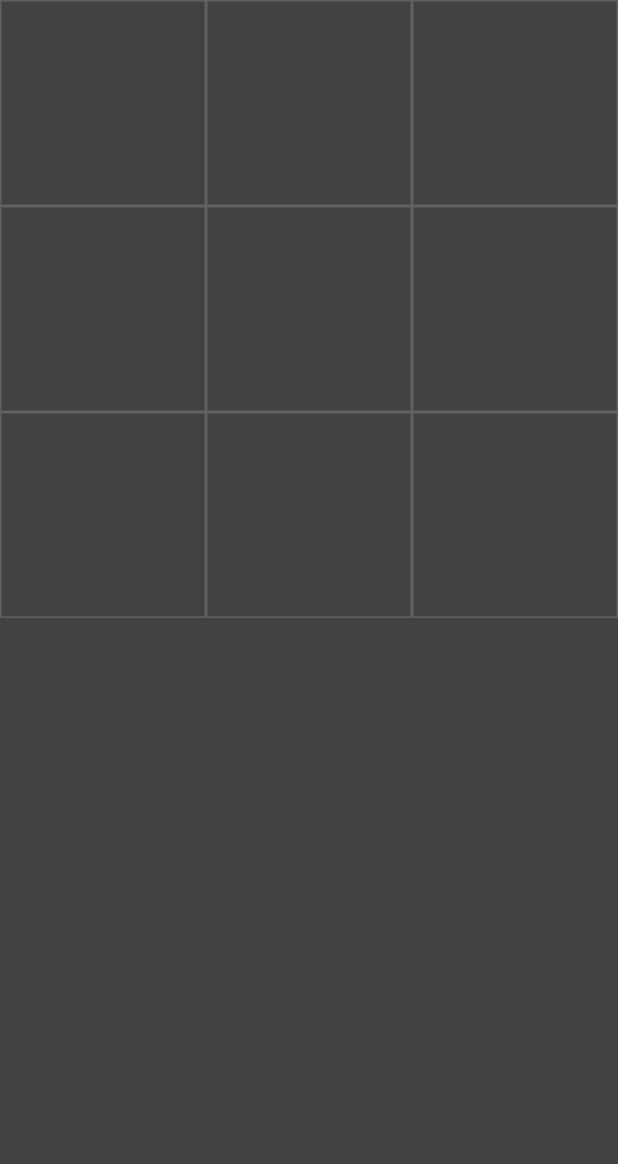
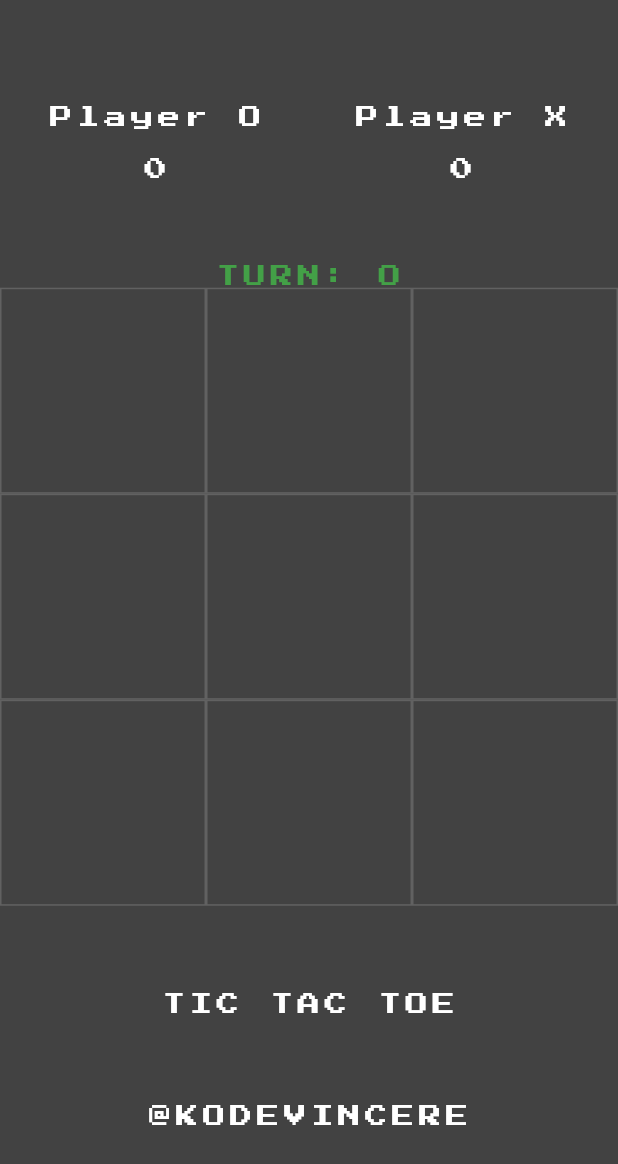
Before and after one commit to jamescardona11/flutter-games, a Flutter app: the TicTacToeView screen opened directly, on a phone screen of 412 x 824 dp. Shown: the top 1164 px of the screen. Run offline on Flutter 3.47's test engine with Material 2 defaults, Android fonts, the phone set to English and light mode, and no system bars; our stand-ins replace google_fonts.

Commit message:
First Game is done, tic tac toe

```diff
--- a/lib/tictactoe/tictactoe_view.dart
+++ b/lib/tictactoe/tictactoe_view.dart
@@ -1,4 +1,5 @@
 import 'package:flutter/material.dart';
+import 'package:google_fonts/google_fonts.dart';
 
 class TicTacToeView extends StatefulWidget {
   @override
@@ -6,36 +7,208 @@ class TicTacToeView extends StatefulWidget {
 }
 
 class _TicTacToeViewState extends State<TicTacToeView> {
-  List<String> displayEx0h = ['', '', '', '', '', '', '', '', ''];
+  List<String> displayExOh = ['', '', '', '', '', '', '', '', ''];
+  bool ohTurn = true;
+  int ohScore = 0;
+  int exScore = 0;
+  int filledBoxes = 0;
+
+  static var myNewFontWhite =
+      GoogleFonts.pressStart2p(textStyle: TextStyle(color: Colors.white, letterSpacing: 3, fontSize: 15));
 
   @override
   Widget build(BuildContext context) {
     return Scaffold(
       backgroundColor: Colors.grey[800],
-      body: GridView.builder(
+      body: Column(
+        children: [
+          SizedBox(height: 15),
+          Expanded(
+            child: Container(
+              child: Row(
+                mainAxisAlignment: MainAxisAlignment.center,
+                children: [
+                  Padding(
+                    padding: const EdgeInsets.all(30.0),
+                    child: Column(
+                      mainAxisAlignment: MainAxisAlignment.center,
+                      children: [
+                        Text('Player O', style: myNewFontWhite),
+                        SizedBox(height: 20),
+                        Text(ohScore.toString(), style: myNewFontWhite),
+                      ],
+                    ),
+                  ),
+                  Padding(
+                    padding: const EdgeInsets.all(30.0),
+                    child: Column(
+                      mainAxisAlignment: MainAxisAlignment.center,
+                      children: [
+                        Text('Player X', style: myNewFontWhite),
+                        SizedBox(height: 20),
+                        Text(exScore.toString(), style: myNewFontWhite),
+                      ],
+                    ),
+                  ),
+                ],
+              ),
+            ),
+          ),
+          Expanded(
+            flex: 3,
+            child: Column(
+              children: [
+                Text(
+                  'TURN: ${ohTurn ? 'O' : 'X'}',
+                  style: myNewFontWhite.copyWith(color: Colors.green[600]),
+                ),
+                Expanded(
+                  child: GridView.builder(
                       itemCount: 9,
                       gridDelegate: SliverGridDelegateWithFixedCrossAxisCount(crossAxisCount: 3),
-        itemBuilder: (context, index) {
+                      itemBuilder: (BuildContext context, int index) {
                         return GestureDetector(
                           onTap: () => _onTapped(index),
                           child: Container(
                             decoration: BoxDecoration(border: Border.all(color: Colors.grey[700])),
                             child: Center(
                               child: Text(
-                  displayEx0h[index],
+                                displayExOh[index],
                                 style: TextStyle(color: Colors.white, fontSize: 40),
                               ),
                             ),
                           ),
                         );
-        },
+                      }),
+                ),
+              ],
+            ),
+          ),
+          Expanded(
+            child: Column(
+              children: [
+                Text('TIC TAC TOE', style: myNewFontWhite),
+                SizedBox(height: 60),
+                Text('@KODEVINCERE', style: myNewFontWhite),
+              ],
+            ),
+          ),
+        ],
       ),
     );
   }
 
   void _onTapped(int index) {
     setState(() {
-      displayEx0h[index] = displayEx0h[index].isEmpty ? 'O' : 'X';
+      if (ohTurn && displayExOh[index] == '') {
+        displayExOh[index] = 'O';
+        filledBoxes += 1;
+      } else if (!ohTurn && displayExOh[index] == '') {
+        displayExOh[index] = 'X';
+        filledBoxes += 1;
+      }
+      ohTurn = !ohTurn;
+      _checkWinner();
     });
   }
+
+  void _checkWinner() {
+    // checks 1st row
+    if (displayExOh[0] == displayExOh[1] && displayExOh[0] == displayExOh[2] && displayExOh[0] != '') {
+      _showWinDialog(displayExOh[0]);
     }
+
+    // checks 2nd row
+    if (displayExOh[3] == displayExOh[4] && displayExOh[3] == displayExOh[5] && displayExOh[3] != '') {
+      _showWinDialog(displayExOh[3]);
+    }
+
+    // checks 3rd row
+    if (displayExOh[6] == displayExOh[7] && displayExOh[6] == displayExOh[8] && displayExOh[6] != '') {
+      _showWinDialog(displayExOh[6]);
+    }
+
+    // checks 1st column
+    if (displayExOh[0] == displayExOh[3] && displayExOh[0] == displayExOh[6] && displayExOh[0] != '') {
+      _showWinDialog(displayExOh[0]);
+    }
+
+    // checks 2nd column
+    if (displayExOh[1] == displayExOh[4] && displayExOh[1] == displayExOh[7] && displayExOh[1] != '') {
+      _showWinDialog(displayExOh[1]);
+    }
+
+    // checks 3rd column
+    if (displayExOh[2] == displayExOh[5] && displayExOh[2] == displayExOh[8] && displayExOh[2] != '') {
+      _showWinDialog(displayExOh[2]);
+    }
+
+    // checks diagonal
+    if (displayExOh[6] == displayExOh[4] && displayExOh[6] == displayExOh[2] && displayExOh[6] != '') {
+      _showWinDialog(displayExOh[6]);
+    }
+
+    // checks diagonal
+    if (displayExOh[0] == displayExOh[4] && displayExOh[0] == displayExOh[8] && displayExOh[0] != '') {
+      _showWinDialog(displayExOh[0]);
+    } else if (filledBoxes == 9) {
+      _showDrawDialog();
+    }
+  }
+
+  void _showDrawDialog() {
+    showDialog(
+        barrierDismissible: false,
+        context: context,
+        builder: (BuildContext context) {
+          return AlertDialog(
+            title: Text('DRAW'),
+            actions: <Widget>[
+              FlatButton(
+                child: Text('Play Again!'),
+                onPressed: () {
+                  _clearBoard();
+                  Navigator.of(context).pop();
+                },
+              )
+            ],
+          );
+        });
+  }
+
+  void _showWinDialog(String winner) {
+    showDialog(
+        barrierDismissible: false,
+        context: context,
+        builder: (BuildContext context) {
+          return AlertDialog(
+            title: Text('WINNER IS: ' + winner),
+            actions: <Widget>[
+              FlatButton(
+                child: Text('Play Again!'),
+                onPressed: () {
+                  _clearBoard();
+                  Navigator.of(context).pop();
+                },
+              )
+            ],
+          );
+        });
+
+    if (winner == 'o') {
+      ohScore += 1;
+    } else if (winner == 'x') {
+      exScore += 1;
+    }
+  }
+
+  void _clearBoard() {
+    setState(() {
+      for (int i = 0; i < 9; i++) {
+        displayExOh[i] = '';
+      }
+    });
+
+    filledBoxes = 0;
+  }
+}
--- a/pubspec.yaml
+++ b/pubspec.yaml
@@ -23,11 +23,8 @@ environment:
 dependencies:
   flutter:
     sdk: flutter
-
-
-  # The following adds the Cupertino Icons font to your application.
-  # Use with the CupertinoIcons class for iOS style icons.
   cupertino_icons: ^1.0.0
+  google_fonts: ^1.1.0
 
 dev_dependencies:
   flutter_test:
```
Also changed, not shown: pubspec.lock. Lines whose indentation alone changed are shown as unchanged.
